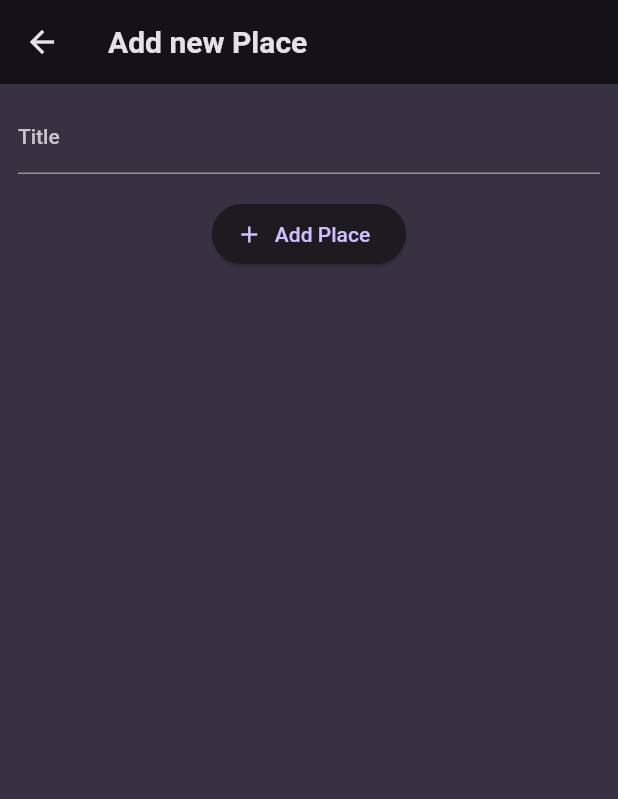
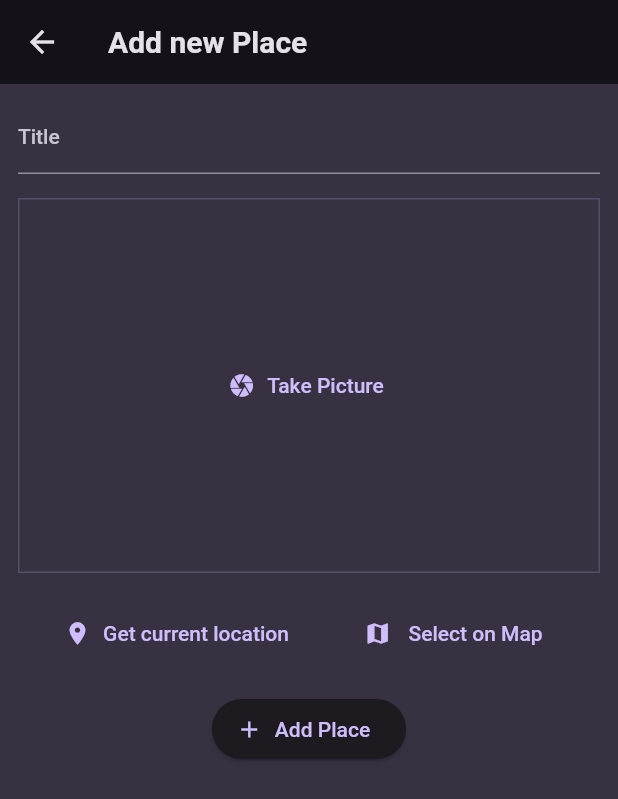
Before and after one commit to MohammedAjsal/favourite_place, a Flutter app: the screen it shows after launch, after a tap on the "add" icon, on a phone screen of 412 x 824 dp. Shown: the top 799 px of the screen. Run offline on Flutter 3.47's test engine with Material 2 defaults, Android fonts, the phone set to English and light mode, and no system bars; our stand-ins replace flutter_riverpod, google_fonts, image_picker.

Commit message:
image picker and location added

```diff
--- a/lib/model/place.dart
+++ b/lib/model/place.dart
@@ -1,10 +1,13 @@
+import 'dart:io';
+
 import 'package:uuid/uuid.dart';
 
 const uuid = Uuid();
 
 class Place {
-  Place({required this.title}) : id = uuid.v4();
+  Place({required this.title, required this.image}) : id = uuid.v4();
 
   final String id;
   final String title;
+  final File image;
 }
--- a/lib/providers/user_places.dart
+++ b/lib/providers/user_places.dart
@@ -1,11 +1,13 @@
+import 'dart:io';
+
 import 'package:favourite_place/model/place.dart';
 import 'package:flutter_riverpod/flutter_riverpod.dart';
 
 class UserPlacesNotifier extends StateNotifier<List<Place>> {
   UserPlacesNotifier() : super(const []);
 
-  void addPlace(String title) {
-    final newPlace = Place(title: title);
+  void addPlace(String title, File image) {
+    final newPlace = Place(title: title, image: image);
     state = [...state, newPlace];
   }
 }
--- a/lib/screens/add_place.dart
+++ b/lib/screens/add_place.dart
@@ -1,4 +1,8 @@
+import 'dart:io';
+
 import 'package:favourite_place/providers/user_places.dart';
+import 'package:favourite_place/widgets/image_input.dart';
+import 'package:favourite_place/widgets/location_input.dart';
 import 'package:flutter/material.dart';
 import 'package:flutter_riverpod/flutter_riverpod.dart';
 
@@ -11,14 +15,17 @@ class AddPlaceScreen extends ConsumerStatefulWidget {
 }
 
 class _AddPlaceScreenState extends ConsumerState<AddPlaceScreen> {
+  File? _selectedImage;
   final _titleController = TextEditingController();
 
   void _savePlace() {
     final enteredTitle = _titleController.text;
-    if (enteredTitle.isEmpty) {
+    if (enteredTitle.isEmpty || _selectedImage == null) {
       return;
     }
-    ref.read(userPlacesProvider.notifier).addPlace(enteredTitle);
+    ref
+        .read(userPlacesProvider.notifier)
+        .addPlace(enteredTitle, _selectedImage!);
     Navigator.of(context).pop();
   }
 
@@ -47,6 +54,18 @@ class _AddPlaceScreenState extends ConsumerState<AddPlaceScreen> {
             const SizedBox(
               height: 16,
             ),
+            ImageInput(
+              onPickImage: (image) {
+                _selectedImage = image;
+              },
+            ),
+            const SizedBox(
+              height: 16,
+            ),
+            const LocationInput(),
+            const SizedBox(
+              height: 16,
+            ),
             ElevatedButton.icon(
               onPressed: _savePlace,
               icon: const Icon(Icons.add),
--- a/lib/screens/places.dart
+++ b/lib/screens/places.dart
@@ -26,7 +26,10 @@ class PlaceScreen extends ConsumerWidget {
           ),
         ],
       ),
-      body: PlacesList(places: userPlaces),
+      body: Padding(
+        padding: const EdgeInsets.all(8),
+        child: PlacesList(places: userPlaces),
+      ),
     );
   }
 }
--- /dev/null
+++ b/lib/widgets/image_input.dart
@@ -0,0 +1,61 @@
+import 'package:flutter/material.dart';
+import 'package:image_picker/image_picker.dart';
+import 'dart:io';
+
+class ImageInput extends StatefulWidget {
+  const ImageInput({super.key, required this.onPickImage});
+
+  final void Function(File image) onPickImage;
+  @override
+  State<ImageInput> createState() {
+    return _ImageInputState();
+  }
+}
+
+class _ImageInputState extends State<ImageInput> {
+  File? _selectedImage;
+  void _takePicture() async {
+    final imagePicker = ImagePicker();
+    final pickedImage =
+        await imagePicker.pickImage(source: ImageSource.camera, maxWidth: 600);
+
+    if (pickedImage == null) {
+      return;
+    }
+    setState(() {
+      _selectedImage = File(pickedImage.path);
+    });
+    widget.onPickImage(_selectedImage!);
+  }
+
+  @override
+  Widget build(BuildContext context) {
+    Widget content = TextButton.icon(
+      onPressed: _takePicture,
+      icon: const Icon(Icons.camera),
+      label: const Text("Take Picture"),
+    );
+    if (_selectedImage != null) {
+      content = GestureDetector(
+        onTap: _takePicture,
+        child: Image.file(
+          _selectedImage!,
+          fit: BoxFit.cover,
+          width: double.infinity,
+          height: double.infinity,
+        ),
+      );
+    }
+    return Container(
+        height: 250,
+        width: double.infinity,
+        decoration: BoxDecoration(
+          border: Border.all(
+            width: 1,
+            color: Theme.of(context).colorScheme.primary.withOpacity(0.2),
+          ),
+        ),
+        alignment: Alignment.center,
+        child: content);
+  }
+}
--- /dev/null
+++ b/lib/widgets/location_input.dart
@@ -0,0 +1,34 @@
+import 'package:flutter/material.dart';
+
+class LocationInput extends StatefulWidget {
+  const LocationInput({super.key});
+
+  @override
+  State<LocationInput> createState() => _LocationInputState();
+}
+
+class _LocationInputState extends State<LocationInput> {
+  @override
+  Widget build(BuildContext context) {
+    return Column(
+      children: [
+        Container(),
+        Row(
+          mainAxisAlignment: MainAxisAlignment.spaceEvenly,
+          children: [
+            TextButton.icon(
+              onPressed: () {},
+              icon: const Icon(Icons.location_on),
+              label: const Text("Get current location "),
+            ),
+            TextButton.icon(
+              onPressed: () {},
+              icon: const Icon(Icons.map),
+              label: const Text(" Select on Map "),
+            ),
+          ],
+        )
+      ],
+    );
+  }
+}
--- a/pubspec.yaml
+++ b/pubspec.yaml
@@ -38,6 +38,8 @@ dependencies:
   google_fonts: ^5.1.0
   uuid: ^3.0.7
   flutter_riverpod: ^2.3.6
+  image_picker: ^1.0.0
+  location: ^4.4.0
 
 dev_dependencies:
   flutter_test:
```
Also changed, not shown: lib/screens/place_details.dart (+9 -8 lines), lib/widgets/places_list.dart (+7 -1 lines), pubspec.lock, 5 other files.
